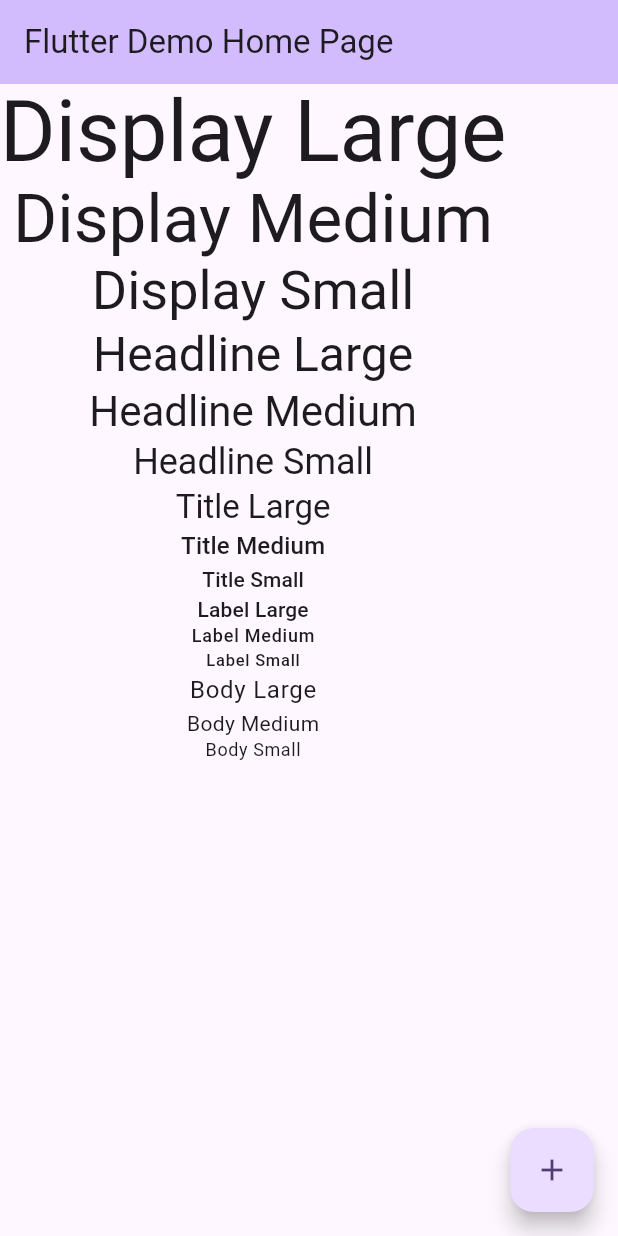
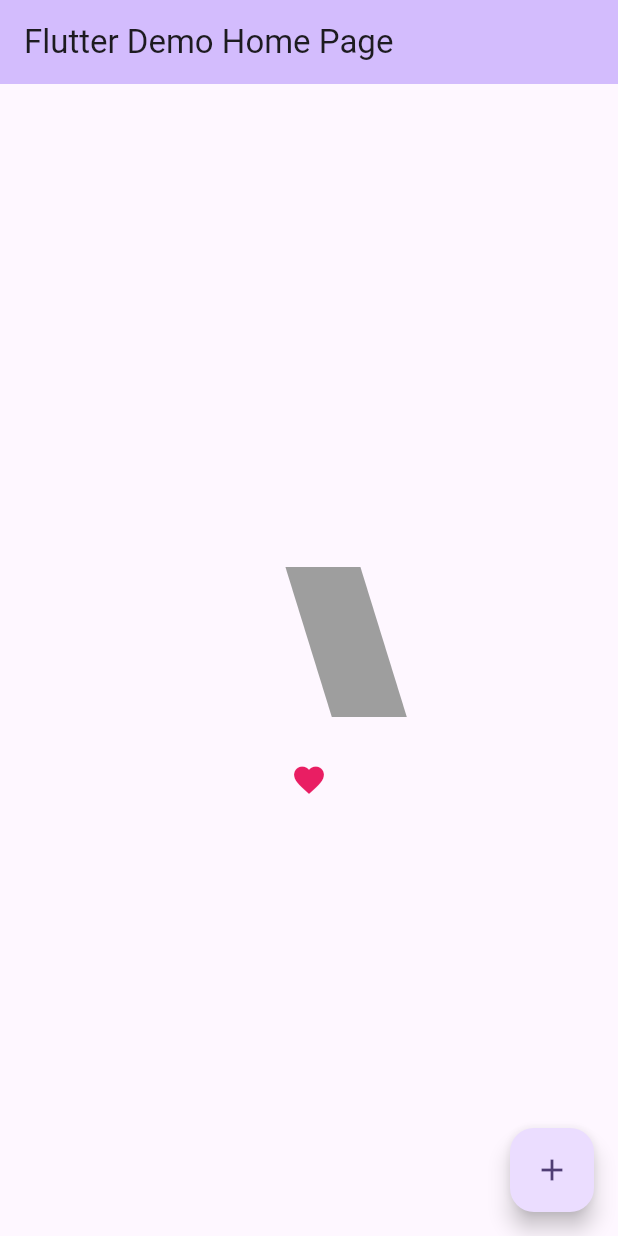
Before and after one commit to yuma-ito-bd/flutter-helloworld, a Flutter app: the screen it shows after launch, on a phone screen of 412 x 824 dp. Run offline on Flutter 3.47's test engine with Material 3 defaults, Android fonts, the phone set to English and light mode, and no system bars; our stand-ins replace font_awesome_flutter.

Commit message:
AnimatedContainer, AnimatedSwitcherを利用

```diff
--- a/counter_app/lib/main.dart
+++ b/counter_app/lib/main.dart
@@ -82,69 +82,23 @@ class _MyHomePageState extends State<MyHomePage> {
         // the App.build method, and use it to set our appbar title.
         title: Text(widget.title),
       ),
-      body: Column(
-        children: <Widget>[
-          Text(
-            "Display Large",
-            style: Theme.of(context).textTheme.displayLarge,
-          ),
-          Text(
-            "Display Medium",
-            style: Theme.of(context).textTheme.displayMedium,
-          ),
-          Text(
-            "Display Small",
-            style: Theme.of(context).textTheme.displaySmall,
-          ),
-          Text(
-            "Headline Large",
-            style: Theme.of(context).textTheme.headlineLarge,
-          ),
-          Text(
-            "Headline Medium",
-            style: Theme.of(context).textTheme.headlineMedium,
-          ),
-          Text(
-            "Headline Small",
-            style: Theme.of(context).textTheme.headlineSmall,
-          ),
-          Text(
-            "Title Large",
-            style: Theme.of(context).textTheme.titleLarge,
-          ),
-          Text(
-            "Title Medium",
-            style: Theme.of(context).textTheme.titleMedium,
-          ),
-          Text(
-            "Title Small",
-            style: Theme.of(context).textTheme.titleSmall,
-          ),
-          Text(
-            "Label Large",
-            style: Theme.of(context).textTheme.labelLarge,
-          ),
-          Text(
-            "Label Medium",
-            style: Theme.of(context).textTheme.labelMedium,
-          ),
-          Text(
-            "Label Small",
-            style: Theme.of(context).textTheme.labelSmall,
-          ),
-          Text(
-            "Body Large",
-            style: Theme.of(context).textTheme.bodyLarge,
-          ),
-          Text(
-            "Body Medium",
-            style: Theme.of(context).textTheme.bodyMedium,
-          ),
-          Text(
-            "Body Small",
-            style: Theme.of(context).textTheme.bodySmall,
-          ),
-        ],
+      body: Center(
+        child: Column(
+          mainAxisAlignment: MainAxisAlignment.center,
+          children: <Widget>[
+            AnimatedContainer(duration: const Duration(seconds: 3),
+              width: _flag ? 100 : 50,
+              height: _flag ? 50 : 100,
+              padding: _flag ? const EdgeInsets.all(0): const EdgeInsets.all(30),
+              margin: _flag ? const EdgeInsets.all(0): const EdgeInsets.all(30),
+              transform: _flag ? Matrix4.skewX(0.0) : Matrix4.skewX(0.3),
+              color: _flag ? Colors.blue : Colors.grey,
+            ),
+            AnimatedSwitcher(duration: const Duration(seconds: 3),
+            child: _flag ? const Text("なにもない") : const Icon(Icons.favorite, color: Colors.pink),
+            )
+          ],
+        ),
       ),
       floatingActionButton: FloatingActionButton(
         onPressed: _click,
```
